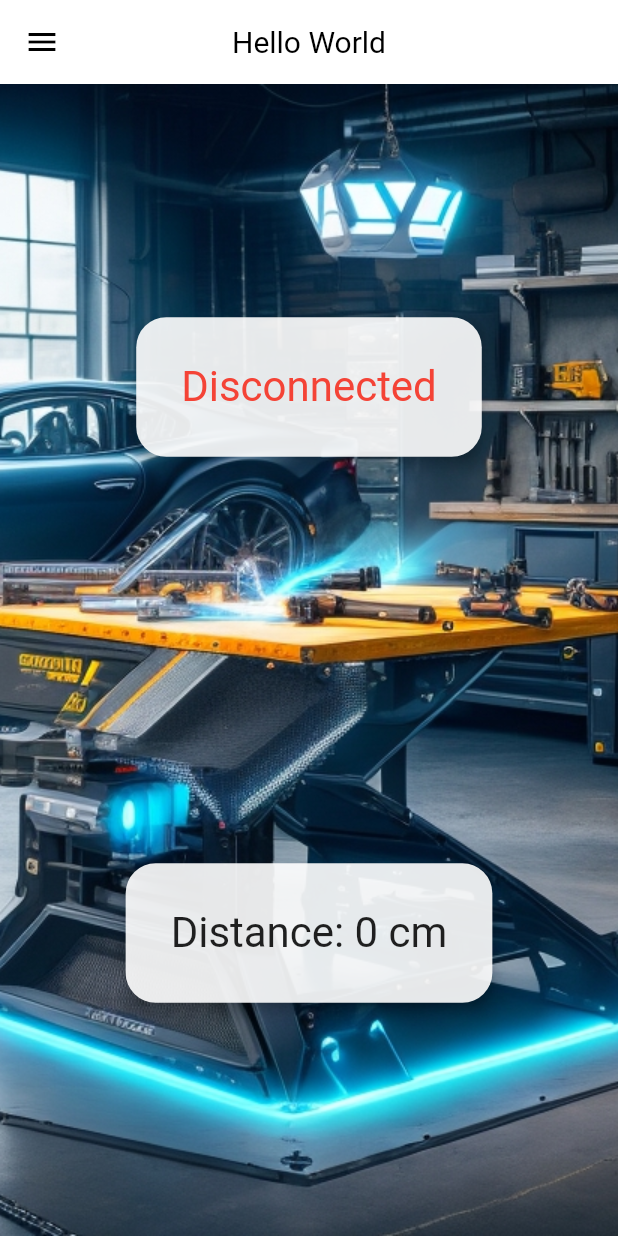
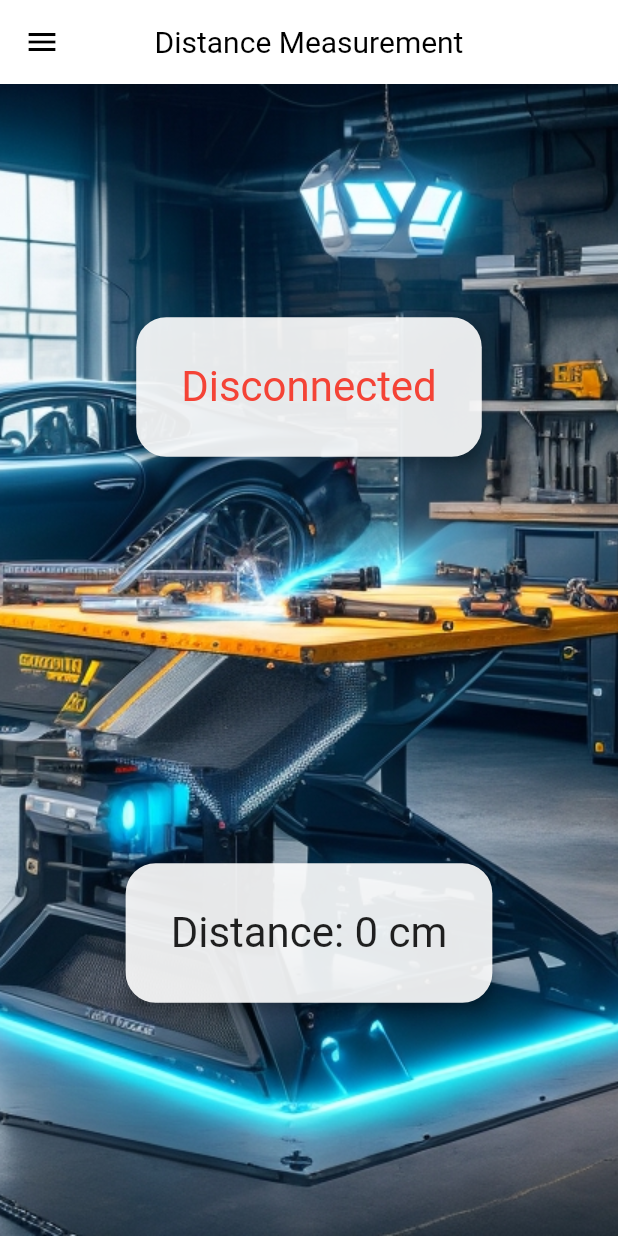
Before and after one commit to Gregikkps/distance-measurement, a Flutter app: the screen it shows after launch, on a phone screen of 412 x 824 dp. Run offline on Flutter 3.47's test engine with Material 2 defaults, Android fonts, the phone set to English and light mode, and no system bars; drawn by our look-alikes of flutter_zoom_drawer; our stand-ins replace auto_route, package_info_plus, permission_handler, settings_ui, shared_preferences; missing offline and left inert: network_info_plus; generated files the repository leaves out were written again; Roboto replaces fonts that are missing (RaleWay).

Commit message:
Locale added

```diff
--- a/flutter_app/lib/l10n/app_en.arb
+++ b/flutter_app/lib/l10n/app_en.arb
@@ -1,5 +1,44 @@
 {
+  "@@last_modified": "2023-09-19T12:00:00Z",
 
-"helloWorld": "Hello World"
+  "global_connected": "Connected",
+  "global_disconnected": "Disconnected",
+  "global_distance": "Distance",
+  "global_timeoutError": "Error: ClientException with SocketException: Connection timed out (OS Error: Connection timed out, errno = 110)",
 
+  "menuView_version": "Version",
+  "menuView_title": "Menu",
+  "menuView_distanceMeasurment": "Distance Measurment",
+  "menuView_help": "Help",
+  "menuView_settings": "Settings",
+  "menuView_wifiInfo": "Wi-Fi Info",
+  "menuView_exit": "Exit",
+
+  "distanceView_title": "Distance Measurement",
+  "distanceView_cm": "cm",
+
+  "helpView_title": "Help",
+  "helpView_step1": "Step 1",
+  "helpView_turnOn": "Turn on \"Measurement device.\" If the network is not visible, make sure the power supply is connected correctly.",
+  "helpView_step2": "Step 2",
+  "helpView_connectYourPhone": "Connect your phone to \"Distance Measurement\" network.",
+  "helpView_step3": "Step 3",
+  "helpView_goToDistanceView": "Go to the \"Distance Measurement\" view and make sure the screen displays the text \"Connected\", indicating a successful connection to the Measurement device.",
+  "helpView_done": "Done!",
+  "helpView_nowYouCanMeasure": "Now you can measure distances with the rangefinder. Remember that the maximum distance is 350 cm.",
+
+  "settingsView_title": "Settings",
+  "settingsView_customTheme": "Custom theme",
+  "settingsView_systemMode": "System mode",
+  "settingsView_lightMode": "Light mode",
+  "settingsView_darkMode": "Dark mode",
+  "settingsView_customLanguage": "Custom language",
+  "settingsView_polish": "Polish",
+  "settingsView_english": "English",
+
+  "wifiInfoView_title": "Wi-Fi Info",
+  "wifiInfoView_distanceDeviceConnectionStatus": "Connection distance device status",
+  "wifiInfoView_lastConnectedWiFiInfo":"Last connected Wi-Fi Info",
+
+  "network_parametrs_inspector_wifiName": "Wi-Fi Name"
 }
--- a/flutter_app/lib/resources/drawer_config.dart
+++ b/flutter_app/lib/resources/drawer_config.dart
@@ -1,26 +1,32 @@
 import 'dart:io';
 
 import 'package:distance_measurement_app/provider/menu/menu_state.dart';
-import 'package:distance_measurement_app/resources/text/menu_text.dart';
 import 'package:distance_measurement_app/screens/distance/distance.dart';
 import 'package:distance_measurement_app/screens/help/help.dart';
 import 'package:distance_measurement_app/screens/wifi_info/wifi_info.dart';
 import 'package:distance_measurement_app/screens/settings/settings.dart';
 import 'package:flutter/material.dart';
 import 'package:provider/provider.dart';
+import 'package:flutter_gen/gen_l10n/app_localizations.dart';
 
 class DrawerConfig {
+  final BuildContext context;
+  DrawerConfig(this.context);
+
   static const SizedBox widthItemBox = SizedBox(width: 10);
   static const double slideWidth = 0.65;
   static const double menuScreenWidth = 0.75;
 
-  static List<MenuClass> mainMenu = [
-    const MenuClass(MenuText.distanceMeasurement, Icons.rule, 0),
-    const MenuClass(MenuText.help, Icons.help_center, 1),
-    const MenuClass(MenuText.settings, Icons.settings, 2),
-    const MenuClass(MenuText.wifiInfo, Icons.info, 3),
-    const MenuClass(MenuText.exit, Icons.exit_to_app, 4),
-  ];
+  static List<MenuClass> createMainMenu(BuildContext context) {
+    final AppLocalizations appLocalizations = AppLocalizations.of(context);
+    return [
+      MenuClass(appLocalizations.menuView_distanceMeasurment, Icons.rule, 0),
+      MenuClass(appLocalizations.menuView_help, Icons.help_center, 1),
+      MenuClass(appLocalizations.menuView_settings, Icons.settings, 2),
+      MenuClass(appLocalizations.menuView_wifiInfo, Icons.info, 3),
+      MenuClass(appLocalizations.menuView_exit, Icons.exit_to_app, 4),
+    ];
+  }
 
   static Widget buildMainScreen(BuildContext context) {
     final currentPage = context.select<MenuState, int>((provider) => provider.currentPage);
--- a/flutter_app/lib/resources/text/app_text.dart
+++ /dev/null
@@ -1,6 +0,0 @@
-class AppText {
-  static const String timeoutError =
-      "Error: ClientException with SocketException: Connection timed out (OS Error: Connection timed out, errno = 110)";
-  static const String connected = "Connected";
-  static const String disconnected = "Disconnected";
-}
--- a/flutter_app/lib/resources/text/distance_text.dart
+++ /dev/null
@@ -1,5 +0,0 @@
-class DistanceText {
-  static const String title = "Distance Measurement";
-  static const String distance = "Distance";
-  static const String unitCm = "cm";
-}
--- a/flutter_app/lib/resources/text/menu_text.dart
+++ /dev/null
@@ -1,10 +0,0 @@
-class MenuText {
-  static const String version = "Version";
-  static const String drawerTittle = "Menu";
-
-  static const String distanceMeasurement = "Distance Measurement";
-  static const String settings = "Settings";
-  static const String help = "Help";
-  static const String wifiInfo = "Wi-Fi Info";
-  static const String exit = "Exit";
-}
--- a/flutter_app/lib/resources/text/wifi_info_text.dart
+++ /dev/null
@@ -1,5 +0,0 @@
-class WifiInfoText {
-  static const String title = "Wi-Fi Info";
-  static const String connectedToDistanceDevice = "Connected to distance device";
-  static const String connectedWiFiInfo = "Connected Wi-Fi Info";
-}
--- a/flutter_app/lib/screens/distance/distance_view.dart
+++ b/flutter_app/lib/screens/distance/distance_view.dart
@@ -1,8 +1,6 @@
 import 'package:distance_measurement_app/components/custom_background.dart';
 import 'package:distance_measurement_app/provider/app/app_state.dart';
 import 'package:distance_measurement_app/resources/app_assets/app_assets.dart';
-import 'package:distance_measurement_app/resources/text/app_text.dart';
-import 'package:distance_measurement_app/resources/text/distance_text.dart';
 import 'package:distance_measurement_app/resources/theme/app_colors.dart';
 import 'package:distance_measurement_app/resources/theme/text_style.dart';
 import 'package:flutter/material.dart';
@@ -24,12 +22,11 @@ class DistanceScreenView extends StatefulWidget {
 class _DistanceScreenViewState extends State<DistanceScreenView> {
   @override
   Widget build(BuildContext context) {
-    AppState appState = Provider.of<AppState>(context);
+    final AppState appState = Provider.of<AppState>(context);
     final textTheme = Theme.of(context).extension<TextThemeExtension>()!;
     return Scaffold(
       appBar: CustomAppBar(
-        title: Text(AppLocalizations.of(context).helloWorld),
-        // title: Text(DistanceText.title),
+        title: Text(AppLocalizations.of(context).distanceView_title),
       ),
       body: Stack(
         children: [
@@ -44,7 +41,9 @@ class _DistanceScreenViewState extends State<DistanceScreenView> {
                     child: Padding(
                       padding: AppSpacing.standardPadding,
                       child: Text(
-                        appState.isConnected ? AppText.connected : AppText.disconnected,
+                        appState.isConnected
+                            ? AppLocalizations.of(context).global_connected
+                            : AppLocalizations.of(context).global_disconnected,
                         style: textTheme.bodyLarge.copyWith(
                           color: appState.isConnected
                               ? AppColors.greenTextColor
@@ -62,11 +61,12 @@ class _DistanceScreenViewState extends State<DistanceScreenView> {
                         mainAxisSize: MainAxisSize.min,
                         mainAxisAlignment: MainAxisAlignment.center,
                         children: [
-                          Text('${DistanceText.distance}:', style: textTheme.bodyLarge),
+                          Text('${AppLocalizations.of(context).global_distance}:',
+                              style: textTheme.bodyLarge),
                           Consumer(
                             builder: (context, value, child) {
                               return Text(
-                                ' ${appState.distane} ${DistanceText.unitCm}',
+                                ' ${appState.distane} ${AppLocalizations.of(context).distanceView_cm}',
                                 style: textTheme.bodyLarge,
                               );
                             },
--- a/flutter_app/lib/screens/wifi_info/wifi_info.dart
+++ b/flutter_app/lib/screens/wifi_info/wifi_info.dart
@@ -14,9 +14,9 @@ class WifiInfoScreen extends StatefulWidget {
 
 class WifiInfoScreenState extends State<WifiInfoScreen> {
   @override
-  void initState() {
+  void didChangeDependencies() {
     NetworkUtils().getAllNetworkInfo(context);
-    super.initState();
+    super.didChangeDependencies();
   }
 
   @override
--- a/flutter_app/lib/utils/network_utils.dart
+++ b/flutter_app/lib/utils/network_utils.dart
@@ -12,6 +12,6 @@ class NetworkUtils {
 
   void getAllNetworkInfo(BuildContext context) {
     final appState = Provider.of<SettingsState>(context, listen: false);
-    NetworkParametersInspector().getAllNetworkInfo(appState);
+    NetworkParametersInspector().getAllNetworkInfo(appState, context);
   }
 }
```
Also changed, not shown: flutter_app/lib/l10n/app_pl.arb (+40 -1 lines), flutter_app/lib/resources/text/help_text.dart (deleted, +0 -15 lines), flutter_app/lib/resources/text/settings_text.dart (deleted, +0 -9 lines), flutter_app/lib/resources/tools/network_parametrs_inspector.dart (+6 -2 lines), flutter_app/lib/screens/help/help_view.dart (+14 -12 lines), flutter_app/lib/screens/menu/menu_view.dart (+12 -7 lines), flutter_app/lib/screens/settings/settings_view.dart (+13 -94 lines), flutter_app/lib/screens/wifi_info/wifi_info_view.dart (+14 -11 lines), flutter_app/lib/utils/distance_utils.dart (+4 -4 lines), 2 other files.
